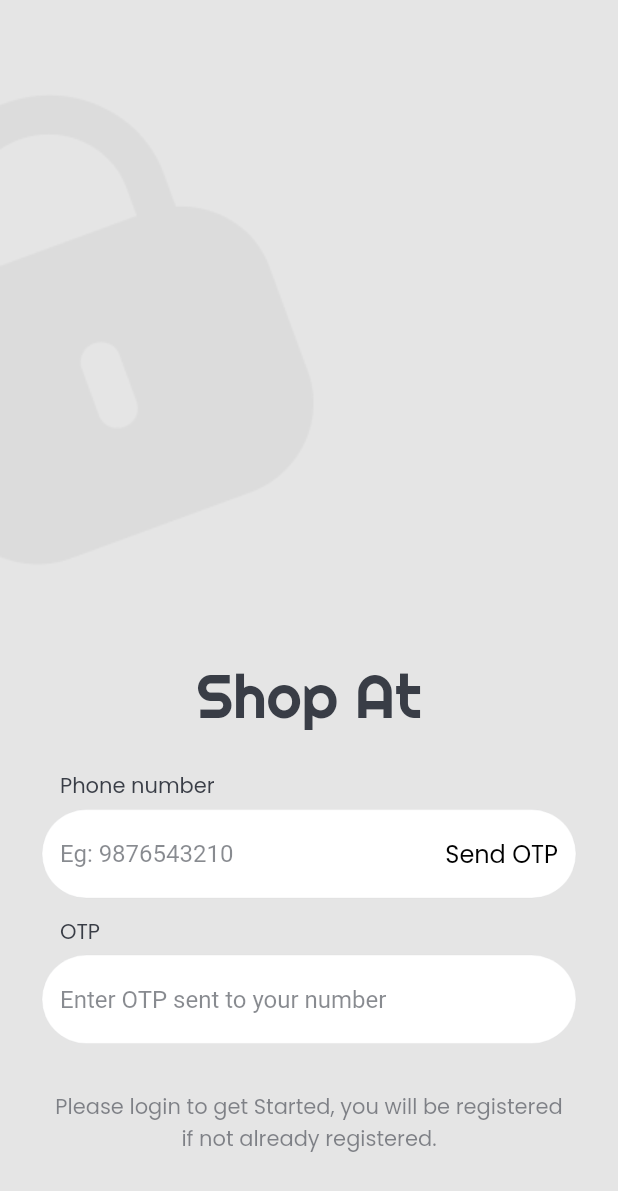
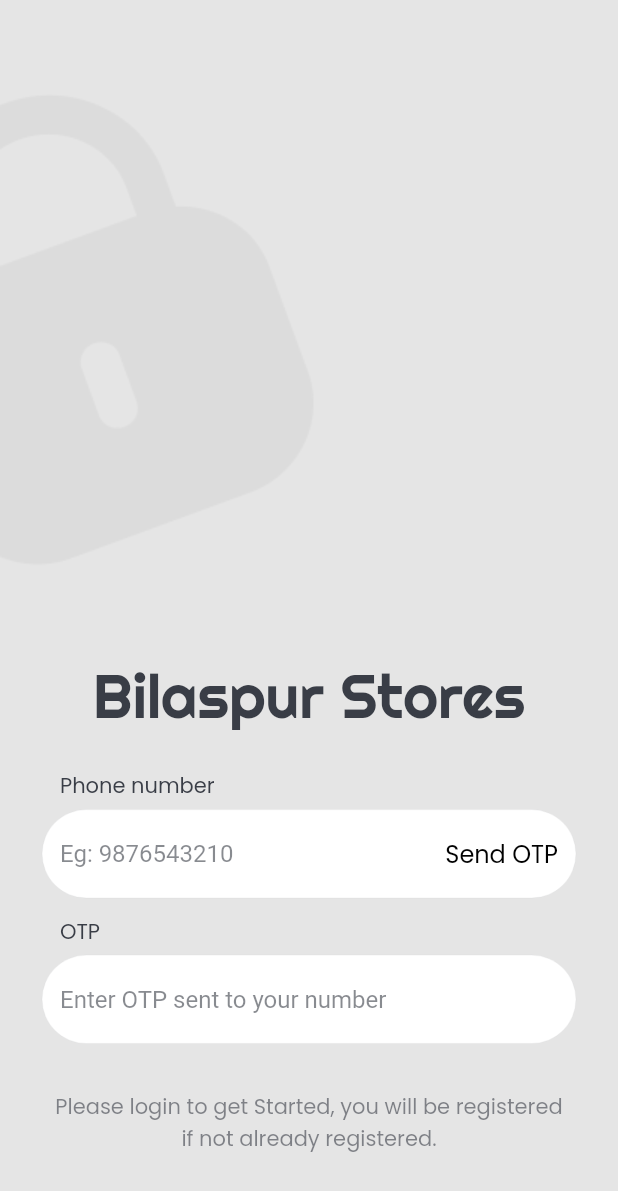
Before and after one commit to 22shubh22/shopAt, a Flutter app: the screen it shows after launch, on a phone screen of 412 x 824 dp. Shown: the top 1191 px of the screen. Run offline on Flutter 3.47's test engine with Material 2 defaults, Android fonts, the light colour scheme and no system bars; our stand-ins replace bot_toast, cloud_firestore, dotted_border, firebase_auth, firebase_core, google_fonts; accounts and stored records are empty.

Commit message:
Chnages requested

```diff
--- a/lib/main.dart
+++ b/lib/main.dart
@@ -23,7 +23,7 @@ class MyApp extends StatelessWidget {
   @override
   Widget build(BuildContext context) {
     return MaterialApp(
-      title: 'Shop At',
+      title: 'Bilaspur Stores',
       theme: ThemeData(
         primaryColor: AppColors.primaryColor,
         accentColor: AppColors.accentColor,
--- a/lib/screens/home_page.dart
+++ b/lib/screens/home_page.dart
@@ -85,7 +85,7 @@ class _HomePageState extends State<HomePage> {
       backgroundColor: AppColors.primaryColor,
       appBar: AppBar(
         title: Text(
-          "Shop At",
+          "Bilaspur Stores",
           style: TextStyle(
             fontFamily: "Righteous",
             fontWeight: FontWeight.w600,
--- a/lib/screens/login_page.dart
+++ b/lib/screens/login_page.dart
@@ -46,7 +46,7 @@ class _LoginPageState extends State<LoginPage> {
             ),
             SizedBox(height: 45.0),
             Text(
-              'Shop At',
+              'Bilaspur Stores',
               style: GoogleFonts.righteous(
                 textStyle: TextStyle(
                   fontSize: 40.0,
@@ -81,13 +81,19 @@ class _LoginPageState extends State<LoginPage> {
               trailingActionWidget: Padding(
                 padding: const EdgeInsets.all(12.0),
                 child: _isOtpSending
-                    ? Text(
+                    ? InkWell(
+                        onTap: () {
+                          BotToast.showText(
+                              text: "Please wait while we send OTP");
+                        },
+                        child: Text(
                           'Sending .....',
                           style: TextStyle(
                             fontFamily: 'Poppins',
                             fontWeight: FontWeight.w400,
                             fontSize: 16.0,
                             color: Colors.black,
+                          ),
                         ),
                       )
                     : InkWell(
@@ -99,9 +105,6 @@ class _LoginPageState extends State<LoginPage> {
                             });
                             await verifyPhone("+91" + _phoneCont.text);
                             print("I am here00");
-                            setState(() {
-                              _isOtpSending = false;
-                            });
                           } else {
                             BotToast.showText(
                                 text: "Mobile number should be 10 digits");
@@ -276,6 +279,9 @@ class _LoginPageState extends State<LoginPage> {
     final PhoneVerificationFailed verificationFailed =
         (FirebaseAuthException authException) {
       print('${authException.message}');
+      setState(() {
+        _isOtpSending = false;
+      });
       BotToast.showText(text: '${authException.message}');
     };
 
@@ -283,6 +289,7 @@ class _LoginPageState extends State<LoginPage> {
       setState(() {
         this.codeSent = true;
         verificationId = verId;
+        _isOtpSending = false;
       });
       BotToast.showText(text: "OTP sent succesfully");
     };
```
Lines whose indentation alone changed are shown as unchanged.
